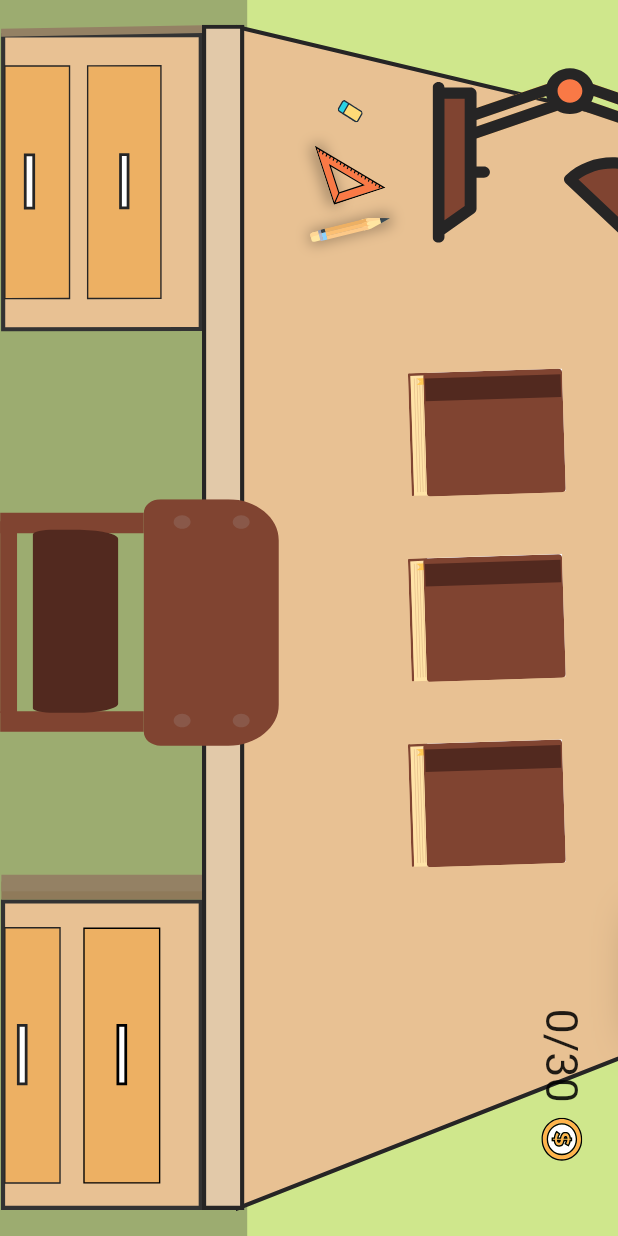
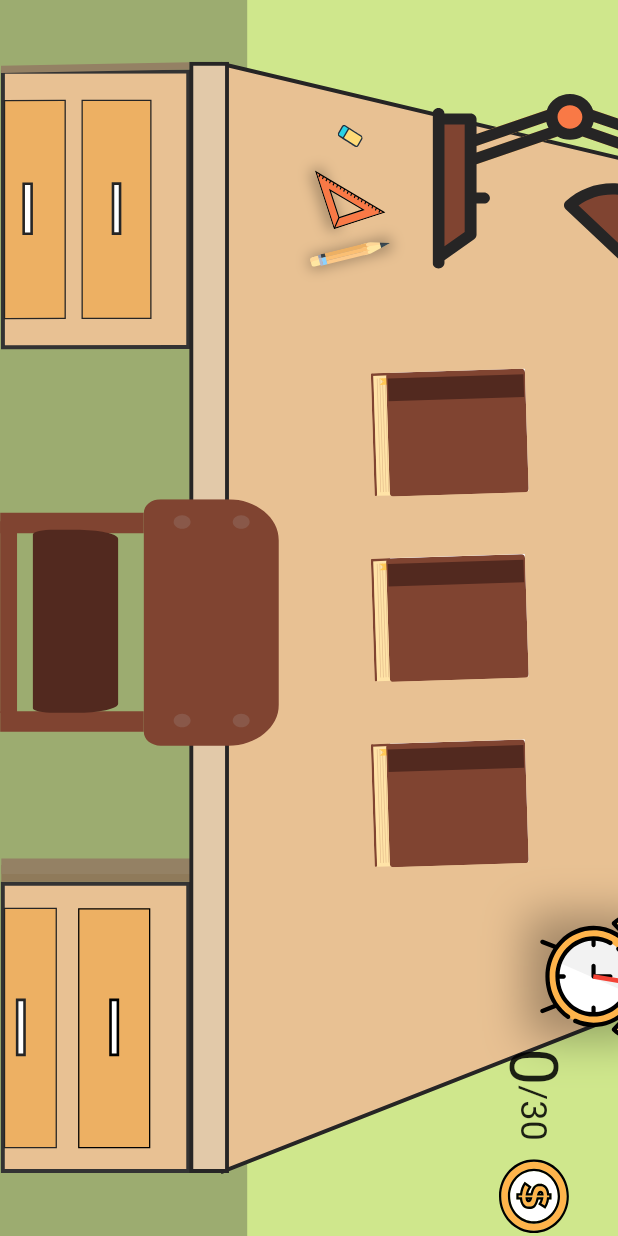
Before and after one commit to khalid-alsaleh-dev/FlutterBrainGame, a Flutter app: the screen it shows after launch, after a tap on "Play", on a phone screen of 412 x 824 dp. Run offline on Flutter 3.47's test engine with Material 2 defaults, Android fonts, the light colour scheme and no system bars; our stand-ins replace flutter_svg, get, just_audio; missing offline and left inert: soundpool; statements that could not run were skipped.

Commit message:
some responsive issues fixed

```diff
--- a/lib/ui/widgets/alram_clock.dart
+++ b/lib/ui/widgets/alram_clock.dart
@@ -53,7 +53,7 @@ class AlarmClockState extends State<AlarmClock>
           : 0.16 * widget.width,
       bottom: (widget.width >= Preakpoints.md)
           ? 0.4 * widget.width
-          : 0.52 * widget.width,
+          : 0.43 * widget.width,
       child: Container(
           decoration: BoxDecoration(
             boxShadow: [
--- a/lib/ui/widgets/books_container.dart
+++ b/lib/ui/widgets/books_container.dart
@@ -17,7 +17,7 @@ class BooksContainer extends StatelessWidget {
   Widget build(BuildContext context) {
     Driver().setContext = context;
     return Positioned(
-      bottom: (width >= Preakpoints.md) ? width * 0.26 : width * 0.33,
+      bottom: (width >= Preakpoints.md) ? width * 0.24 : width * 0.30,
       child: SizedBox(
         width: (width >= Preakpoints.md) ? width * 0.4 : width * 0.5,
         child: Row(
--- a/lib/ui/widgets/light.dart
+++ b/lib/ui/widgets/light.dart
@@ -48,10 +48,10 @@ class TraingleLightState extends State<TraingleLight>
     return Positioned(
       left: (widget.width >= Preakpoints.md)
           ? widget.width * 0.24
-          : widget.width * 0.17,
+          : widget.width * 0.19,
       bottom: (widget.width >= Preakpoints.md)
           ? widget.width * 0.264
-          : widget.width * 0.36,
+          : widget.width * 0.362,
       child: IgnorePointer(
         child: Transform(
           alignment: Alignment.center,
--- a/lib/ui/widgets/play.dart
+++ b/lib/ui/widgets/play.dart
@@ -65,6 +65,7 @@ class Play extends StatelessWidget {
                 width: widthOfScreen,
                 traingleStateKey: _stateKeysMap[WidgetName.traingleLight],
               ),
+
               AlarmClock(
                 width: widthOfScreen,
                 key: _stateKeysMap[WidgetName.alarmClock],
--- a/lib/ui/widgets/score.dart
+++ b/lib/ui/widgets/score.dart
@@ -38,21 +38,32 @@ class ScoreState extends State<Score> with SingleTickerProviderStateMixin {
   @override
   Widget build(BuildContext context) {
     return Positioned(
-      top: 20,
-      right: 50,
+      top: 15,
+      right: widget.width*0.002,
+      width:widget.width*0.15,
+      height: widget.width*0.1,
       child: Row(
         mainAxisSize: MainAxisSize.min,
+        mainAxisAlignment:MainAxisAlignment.center,
         children: [
-          GetBuilder<GameVariableController>(builder: (gameVariableController) {
-            return Text(gameVariableController.score.toString(),
-                style: const TextStyle(fontSize: 30));
-          }),
-          const Text('/30', style: TextStyle(fontSize: 30)),
-          const SizedBox(width: 10),
-          GestureDetector(
-            onTap: () {
-              flipCoin();
-            },
+          Expanded(
+            flex: 2,
+            child: FittedBox(
+              child: GetBuilder<GameVariableController>(builder: (gameVariableController) {
+                return Text(gameVariableController.score.toString(),
+                textAlign: TextAlign.center,
+                    );
+              }),
+            ),
+          ),
+         const Expanded(
+            flex: 3,
+            child: FittedBox(child: Text('/30' ,  textAlign: TextAlign.end,))),
+          const Expanded(
+            flex: 1,
+            child:  SizedBox()),
+          Expanded(
+            flex: 4,
             child: AnimatedBuilder(
                 animation: _flipCoinAnimaiton,
                 builder: (context, _) {
@@ -61,7 +72,8 @@ class ScoreState extends State<Score> with SingleTickerProviderStateMixin {
                       transform: Matrix4.identity()
                         ..rotateY(2 * pi * _flipCoinAnimaiton.value),
                       child: SvgPicture.asset(GameAssets.coin,
-                          width: 0.035 * widget.width));
+                            // width: 0.035 * widget.width
+                          ));
                 }),
           ),
         ],
--- a/lib/ui/widgets/score_dialog.dart
+++ b/lib/ui/widgets/score_dialog.dart
@@ -115,7 +115,22 @@ class ScoreDialog extends StatelessWidget {
                               ),
                             ),
                           ),
-                          const Expanded(flex: 2, child: SizedBox()),
+                          Expanded(
+                              flex: 2,
+                              child: FittedBox(
+                                child: CircledButton(
+                                    iconData: Icons.refresh,
+                                    width: widthOfGameDialog,
+                                    onPressed: () {
+                                      Navigator.of(context).pop();
+                                      Driver().restart();
+                                    },
+                                    backgroundColor: GameColors.redAccent,
+                                    hoverColor: GameColors.secondary,
+                                    elevation: 2,
+                                    splashColor: GameColors.green),
+                              )),
+                              const Expanded(flex:1,child: SizedBox())
                         ]),
                   ),
                 ),
@@ -133,23 +148,6 @@ class ScoreDialog extends StatelessWidget {
                     isVectory ? GameAssets.victory : GameAssets.gameOver,
                   ),
                 ),
-                Positioned(
-                    bottom: (widthOfGameDialog >= Preakpoints.md)
-                        ? widthOfGameDialog * 0.003
-                        : widthOfGameDialog * 0.03,
-                    child: Center(
-                      child: CircledButton(
-                          iconData: Icons.refresh,
-                          width: widthOfGameDialog,
-                          onPressed: () {
-                            Navigator.of(context).pop();
-                            Driver().restart();
-                          },
-                          backgroundColor: GameColors.redAccent,
-                          hoverColor: GameColors.secondary,
-                          elevation: 2,
-                          splashColor: GameColors.green),
-                    )),
               ],
             )),
       ),
--- a/lib/ui/widgets/stationery.dart
+++ b/lib/ui/widgets/stationery.dart
@@ -10,7 +10,7 @@ class Stationery extends StatelessWidget {
   @override
   Widget build(BuildContext context) {
     return Positioned(
-      left: (width >= Preakpoints.md) ? 0.18 * width : 0.08 * width,
+      left: (width >= Preakpoints.md) ? 0.18 * width : 0.1 * width,
       bottom: (width >= Preakpoints.md) ? 0.18 * width : 0.25 * width,
       child: Row(
         mainAxisSize: MainAxisSize.min,
--- a/lib/ui/widgets/study_desk.dart
+++ b/lib/ui/widgets/study_desk.dart
@@ -14,7 +14,7 @@ class StudyDesk extends StatelessWidget {
         GameAssets.studyDesk,
         width: (width >= Preakpoints.md)
             ? width - width / 4
-            : width - width * 0.04,
+            : width - width * 0.1,
       ),
     );
   }
--- a/lib/ui/widgets/study_light.dart
+++ b/lib/ui/widgets/study_light.dart
@@ -15,7 +15,7 @@ class StudyLight extends StatelessWidget {
   Widget build(BuildContext context) {
     return Positioned(
       bottom: (width >= Preakpoints.md) ? 0.26 * width : 0.35 * width,
-      left: (width >= Preakpoints.md) ? 0.13 * width : 0.035 * width,
+      left: (width >= Preakpoints.md) ? 0.126 * width : 0.056 * width,
       child: InkWell(
         onTap: () async {
           (traingleStateKey?.currentState as TraingleLightState).switchLight();
```
